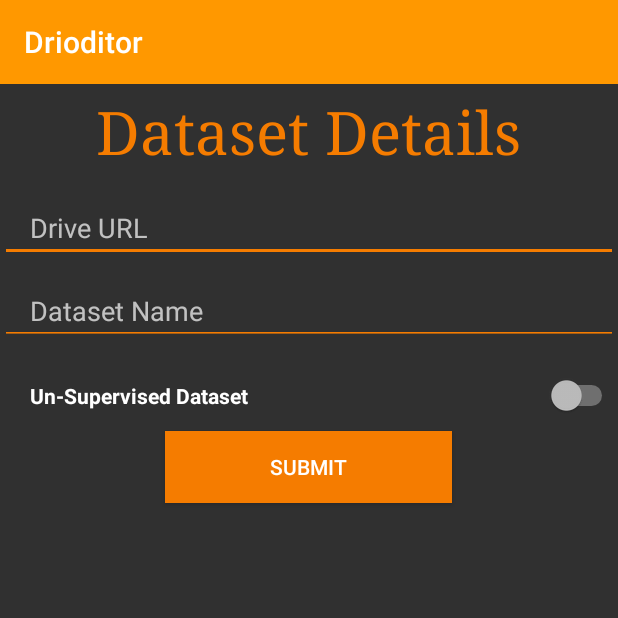
After one commit to mayankmahavar111/Drioditor, an Android app: the dialog_act screen opened directly, with no data from a screen before it, on a phone screen of 412 x 824 dp, the top half of it. The commit adds this screen. Run offline under Robolectric (Android 15) with nearby library versions, the light colour scheme and no system bars.

Commit message:
manohar ml_code
added form for url and activity to edit ml_code

```diff
--- a/Drioditor/app/src/main/AndroidManifest.xml
+++ b/Drioditor/app/src/main/AndroidManifest.xml
@@ -28,7 +28,10 @@
             android:parentActivityName=".MainActivity" />
         <activity
             android:name=".ml_code"
-            android:label="@string/title_activity_ml_code"></activity>
+            android:label="@string/title_activity_ml_code" />
+        <activity
+            android:name=".dialog_act"
+            android:label="@string/title_activity_dialog_act"></activity>
     </application>
 
 </manifest>
--- /dev/null
+++ b/Drioditor/app/src/main/java/com/example/manohar/drioditor/dialog_act.java
@@ -0,0 +1,37 @@
+package com.example.manohar.drioditor;
+
+import android.content.Intent;
+import android.os.Bundle;
+import android.app.Activity;
+import android.util.Log;
+import android.view.View;
+import android.widget.Button;
+import android.widget.EditText;
+
+public class dialog_act extends Activity {
+
+    @Override
+    protected void onCreate(Bundle savedInstanceState) {
+        super.onCreate(savedInstanceState);
+        setContentView(R.layout.activity_dialog_act);
+        final Button unsup=findViewById(R.id.drive_submit);
+        unsup.setOnClickListener(new View.OnClickListener() {
+            @Override
+            public void onClick(View view) {
+                EditText text_url=findViewById(R.id.drive_url);
+                String url=text_url.getText().toString();
+                EditText text_name=findViewById(R.id.dataset_name);
+                String dataset_name=text_name.getText().toString();
+                openActivity(url,dataset_name);
+            }
+        });
+    }
+
+    public void openActivity(String url, String dataset_name){
+        Intent intent=new Intent(this,ml_code.class);
+        intent.putExtra("url",url);
+        intent.putExtra("dataset_name",dataset_name);
+        startActivity(intent);
+    }
+
+}
--- /dev/null
+++ b/Drioditor/app/src/main/res/layout/activity_dialog_act.xml
@@ -0,0 +1,74 @@
+<?xml version="1.0" encoding="utf-8"?>
+
+<LinearLayout xmlns:android="http://schemas.android.com/apk/res/android"
+    android:layout_width="match_parent"
+    android:layout_height="match_parent"
+    xmlns:app="http://schemas.android.com/apk/res-auto"
+    android:orientation="vertical">
+
+    <android.support.v7.widget.Toolbar
+        android:id="@+id/edit_code_activity_toolbar"
+        android:layout_width="match_parent"
+        android:layout_height="wrap_content"
+        android:layout_alignParentStart="true"
+        android:layout_alignParentTop="true"
+        android:background="?attr/colorPrimary"
+        android:minHeight="?attr/actionBarSize"
+        android:theme="?attr/actionBarTheme"
+        app:title="@string/app_name" />
+
+    <TextView
+        android:id="@+id/contact_form_title"
+        android:layout_width="wrap_content"
+        android:layout_height="wrap_content"
+        android:layout_gravity="center_horizontal"
+        android:layout_marginBottom="16dp"
+        android:layout_marginTop="5dp"
+        android:text="Dataset Details"
+        android:textColor="@color/colorPrimaryDark"
+        android:textSize="40sp"
+        android:typeface="serif" />
+
+    <EditText
+        android:id="@+id/drive_url"
+        android:layout_width="fill_parent"
+        android:layout_height="wrap_content"
+        android:backgroundTint="@color/colorPrimaryDark"
+        android:paddingLeft="20dp"
+        android:hint="Drive URL"
+        android:inputType="textPersonName" />
+
+    <EditText
+        android:id="@+id/dataset_name"
+        android:layout_width="fill_parent"
+        android:layout_height="wrap_content"
+        android:layout_marginBottom="10dp"
+        android:layout_marginTop="10dp"
+        android:paddingLeft="20dp"
+        android:backgroundTint="@color/colorPrimaryDark"
+        android:hint="Dataset Name"
+        android:inputType="textEmailAddress" />
+
+
+    <Switch
+        android:id="@+id/unsupervised"
+        android:layout_width="fill_parent"
+        android:layout_height="wrap_content"
+        android:textStyle="bold"
+        android:layout_marginBottom="10dp"
+        android:paddingLeft="20dp"
+        android:layout_marginTop="10dp"
+        android:text="Un-Supervised Dataset" />
+
+    <Button
+        android:id="@+id/drive_submit"
+        android:layout_width="wrap_content"
+        android:layout_height="wrap_content"
+        android:layout_gravity="center_horizontal"
+        android:background="@color/colorPrimaryDark"
+        android:elevation="4dp"
+        android:paddingLeft="70dp"
+        android:paddingRight="70dp"
+        android:text="Submit"
+        android:textColor="#fff" />
+</LinearLayout>
--- a/Drioditor/app/src/main/res/layout/dialog_link.xml
+++ b/Drioditor/app/src/main/res/layout/dialog_link.xml
@@ -39,7 +39,7 @@
         android:layout_width="match_parent"
         android:layout_height="wrap_content"
         android:layout_marginTop="16dp"
-        android:layout_marginLeft="4dp"
+        android:layout_marginLeft="10dp"
         android:layout_marginRight="4dp"
         android:layout_marginBottom="4dp"
         android:textStyle="bold"
--- a/Drioditor/app/src/main/res/values/strings.xml
+++ b/Drioditor/app/src/main/res/values/strings.xml
@@ -2,4 +2,5 @@
     <string name="app_name">Drioditor</string>
     <string name="action_settings">Settings</string>
     <string name="title_activity_ml_code">ml_code</string>
+    <string name="title_activity_dialog_act">dialog_act</string>
 </resources>
```
Also changed, not shown: Drioditor/app/src/main/java/com/example/manohar/drioditor/MainActivity.java (+14 -9 lines), Drioditor/app/src/main/java/com/example/manohar/drioditor/ml_code.java (+9 -0 lines).
